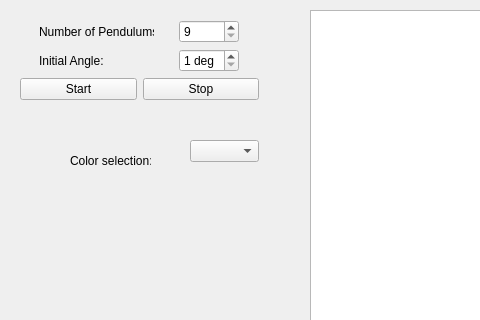
Above: Widget.ui from LuisCarlosRojasTorres/PendulumWavesSimulator before the change; both pictures show x 0 to 480 and y 0 to 320 of the 823 by 723 pixel window. Below: the same form after it.
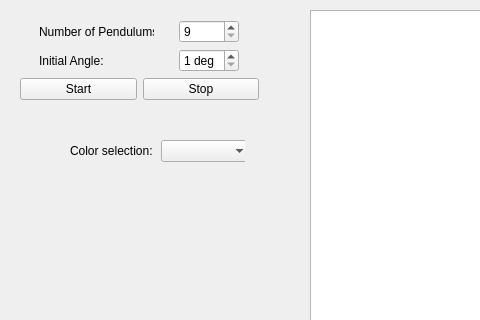
That is the form after the change.

Commit message: Foram adicionadas os combobox para a edição de cor dos pendulums porem falta implementar no PendulumGraphicsItem

The edit to the form file:
```diff
--- a/Widget.ui
+++ b/Widget.ui
@@ -157,28 +157,34 @@
     </item>
    </layout>
   </widget>
-  <widget class="QComboBox" name="cB_colors">
+  <widget class="QWidget" name="">
    <property name="geometry">
     <rect>
-     <x>190</x>
+     <x>70</x>
      <y>140</y>
-     <width>69</width>
+     <width>175</width>
      <height>22</height>
     </rect>
    </property>
-  </widget>
+   <layout class="QHBoxLayout" name="horizontalLayout_3">
+    <item>
   <widget class="QLabel" name="label_3">
-   <property name="geometry">
-    <rect>
-     <x>70</x>
-     <y>150</y>
-     <width>81</width>
-     <height>21</height>
-    </rect>
-   </property>
    <property name="text">
     <string>Color selection: </string>
    </property>
+     </widget>
+    </item>
+    <item>
+     <widget class="QComboBox" name="cB_colors">
+      <property name="minimumSize">
+       <size>
+        <width>90</width>
+        <height>0</height>
+       </size>
+      </property>
+     </widget>
+    </item>
+   </layout>
   </widget>
  </widget>
  <resources/>
```
Lines whose indentation alone changed are shown as unchanged. The commit also changes 6 other files.
